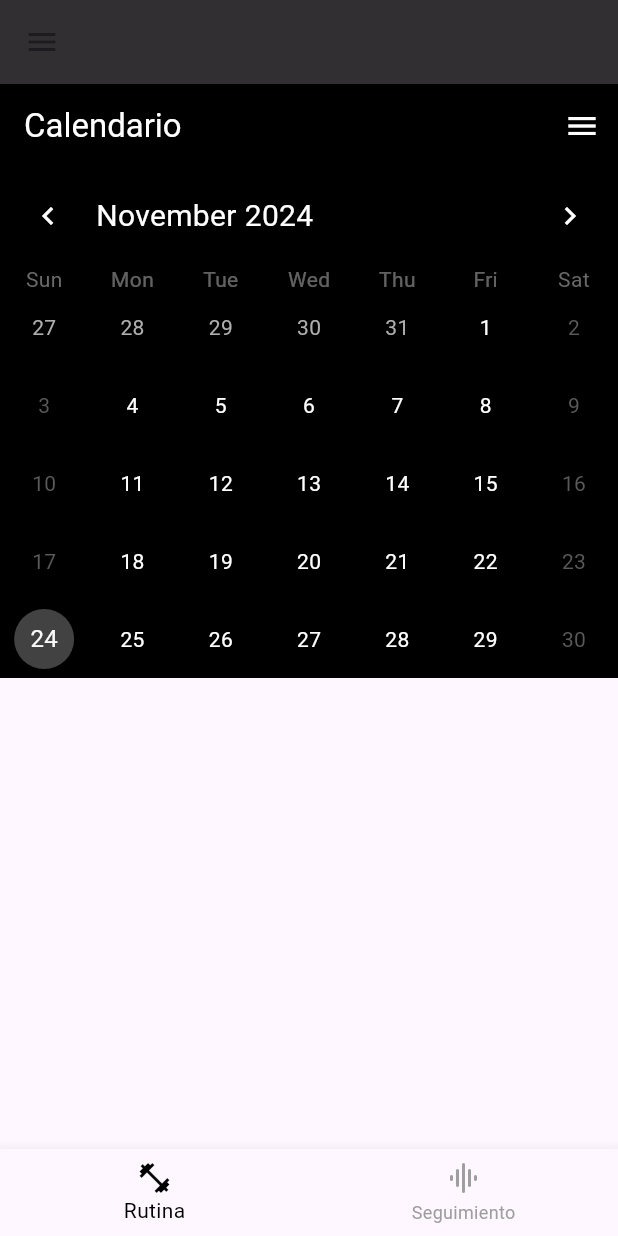
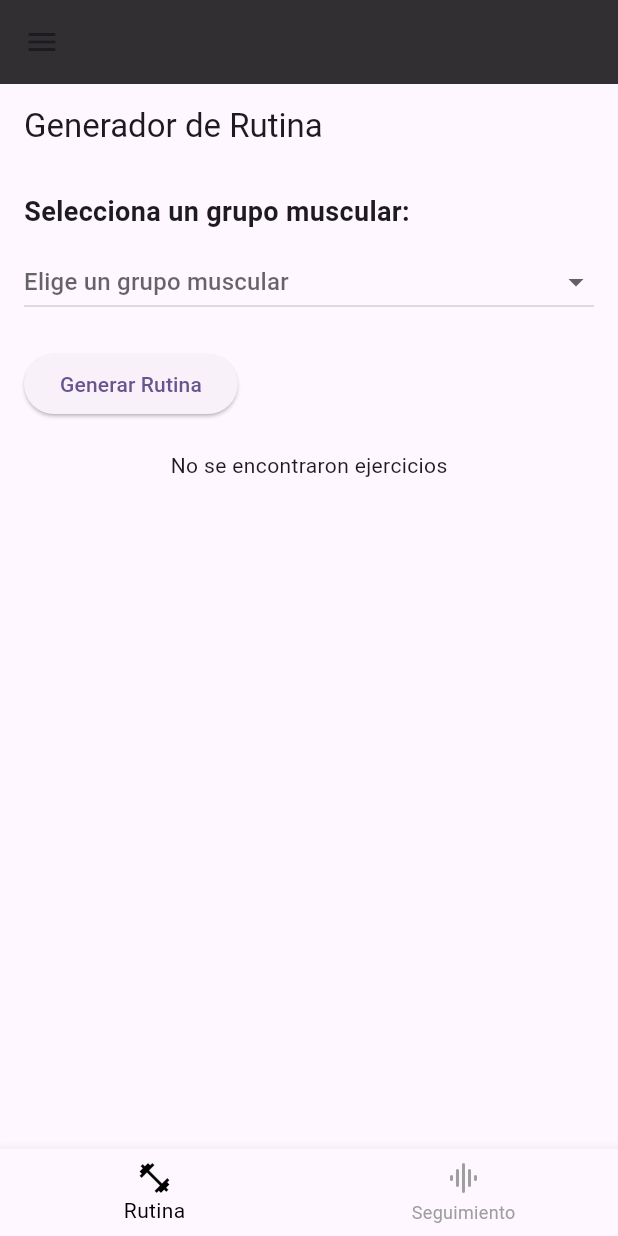
Before and after one commit to edissonchamorroc/golden_age, a Flutter app: the NavigationBarPage screen opened directly, on a phone screen of 412 x 824 dp. Run offline on Flutter 3.47's test engine with Material 3 defaults, Android fonts, the phone set to English and light mode, and no system bars; drawn by our look-alikes of table_calendar; our stand-ins replace cloud_firestore, firebase_auth, firebase_core, firebase_crashlytics, shared_preferences; accounts and stored records are empty.

Commit message:
Se desarrolla pagina para mostrar rutinas autogeneradas. Se construya metodo en servicio firebase api

```diff
--- /dev/null
+++ b/golden_age/lib/models/Exercise.dart
@@ -0,0 +1,49 @@
+class Exercise {
+  final String name;
+  final String muscleGroup;
+  final String nivel;
+  final int? repetitions;
+  final int? series;
+  final double? weight;
+  final int? restTime;
+  final String description;
+
+  Exercise({
+    required this.name,
+    required this.muscleGroup,
+    required this.nivel,
+    this.repetitions,
+    this.series,
+    this.weight,
+    this.restTime,
+    required this.description,
+  });
+
+  factory Exercise.fromJson(Map<String, dynamic> json) {
+
+    return Exercise(
+      name: json['name'] ?? 'Sin nombre',
+      muscleGroup:json['muscleGroup']?? 'Sin grupo muscular',
+      nivel: json['nivel'] ?? 'Sin nivel',
+      repetitions: json['repetitions'],
+      series: json['series'],
+      weight: (json['weight'] as num?)?.toDouble(),
+      restTime: json['restTime'],
+      description: json['description'] ?? 'Sin descripcion',
+    );
+  }
+
+  Map<String, dynamic> toJson() {
+    return {
+      'name': name,
+      'muscleGroup':muscleGroup,
+      'nivel': nivel,
+      'repetitions': repetitions,
+      'series': series,
+      'weight': weight,
+      'restTime': restTime,
+      'description': description,
+    };
+  }
+
+}
--- a/golden_age/lib/models/golden_user.dart
+++ b/golden_age/lib/models/golden_user.dart
@@ -1,91 +1,72 @@
 class GoldenUser {
-  var _uid;
-  var _name;
-  var _email;
-  var _password;
-  var _genre;
-  var _expertise;
-  var _objetive;
-  var _bornDate;
-  var _weight;
+  String _uid;
+  String _name;
+  String _genre;
+  String _expertise;
+  String _objective;
+  String _bornDate;
+  String _weight;
+  String _email="";
+  String _password="";
 
-  GoldenUser(this._uid, this._name, this._email, this._password, this._genre,
-      this._expertise, this._objetive, this._bornDate, this._weight);
+  GoldenUser(
+    this._uid,
+    this._name,
+    this._genre,
+    this._expertise,
+    this._objective,
+    this._bornDate,
+    this._weight,
+  );
 
-  get uid => _uid;
+  String get uid => _uid;
+  set uid(String value) => _uid = value;
 
-  set uid(value) {
-    _uid = value;
-  }
+  String get name => _name;
+  set name(String value) => _name = value;
 
-  get name => _name;
+  String get genre => _genre;
+  set genre(String value) => _genre = value;
 
-  set name(value) {
-    _name = value;
-  }
+  String get expertise => _expertise;
+  set expertise(String value) => _expertise = value;
 
-  get genre => _genre;
+  String get objective => _objective;
+  set objective(String value) => _objective = value;
 
-  set genre(value) {
-    _genre = value;
-  }
+  String get bornDate => _bornDate;
+  set bornDate(String value) => _bornDate = value;
 
-  get password => _password;
+  String get weight => _weight;
+  set weight(String value) => _weight = value;
 
-  set password(value) {
-    _password = value;
-  }
+  String get email => _email;
+  set email(String value) => _email = value;
 
-  get email => _email;
-
-  set email(value) {
-    _email = value;
-  }
-
-  get expertise => _expertise;
-
-  set expertise(value) {
-    _expertise = value;
-  }
-
-  get target => _objetive;
-
-  set target(value) {
-    _objetive = value;
-  }
-
-  get bornDate => _bornDate;
-
-  set bornDate(value) {
-    _bornDate = value;
-  }
-
-  get weight => _weight;
-
-  set weight(value) {
-    _weight = value;
-  }
+  String get password => _password;
+  set password(String value) => _password = value;
 
   Map<String, dynamic> toMap() {
     return {
       'uid': _uid,
       'name': _name,
-      'email': _email,
-      'password': _password,
       'genre': _genre,
       'expertise': _expertise,
-      'objetive': _objetive,
+      'objective': _objective,
       'bornDate': _bornDate,
-      'progress': getProgress()
+      'weight': _weight,
     };
   }
 
-  Map<String, dynamic> getProgress() {
-    return {
-      'weight': _weight,
-      'benchPressRM': 0,
-      'squatRM': 0,
-      'deadliftRM': 0,
-    };
+  factory GoldenUser.fromMap(Map<String, dynamic> data) {
+    return GoldenUser(
+      data['uid'] as String,
+      data['name'] as String,
+      data['genre'] as String,
+      data['expertise'] as String,
+      data['objective'] as String,
+      data['bornDate'] as String,
+      data['weight'] as String,
+    );
   }
 }
--- a/golden_age/lib/pages/rutina_page.dart
+++ b/golden_age/lib/pages/rutina_page.dart
@@ -1,37 +1,59 @@
 import 'package:flutter/material.dart';
-import 'package:table_calendar/table_calendar.dart';
-import 'create_routine_page.dart';
+import 'package:golden_age/models/Exercise.dart';
+import 'package:golden_age/repository/firebase_api.dart';
 
 class RutinaPage extends StatefulWidget {
-  const RutinaPage({super.key});
+  const RutinaPage({Key? key}) : super(key: key);
 
   @override
   State<RutinaPage> createState() => _RutinaPageState();
 }
 
 class _RutinaPageState extends State<RutinaPage> {
-  final CalendarFormat _calendarFormat = CalendarFormat.month;
-  DateTime _focusedDay = DateTime.now();
-  DateTime? _selectedDay;
+  final FirebaseApi _firebaseService = FirebaseApi();
+  String? selectedMuscleGroup;
+  String? selectedLevel;
+  List<Exercise> exercises = [];
+  bool isLoading = false;
 
-  // Función para manejar las opciones seleccionadas en el menú desplegable.
-  void _handleMenuOption(String option) {
-    switch (option) {
-      case 'Generar rutina automática':
-        // Acción para generar una rutina automática.
-        print('Generar rutina automática');
-        break;
-      case 'Crear nueva rutina':
-        // Acción para crear una nueva rutina.
-        Navigator.push(
-          context,
-          MaterialPageRoute(builder: (context) => CreateRoutinePage()),
+  final List<String> muscleGroups = [
+    'Pecho',
+    'Espalda',
+    'Piernas',
+    'Brazos',
+    'Hombros',
+    'Abdominales',
+  ];
+
+
+  Future<void> fetchExercises() async {
+    if (selectedMuscleGroup == null) {
+      ScaffoldMessenger.of(context).showSnackBar(
+        const SnackBar(content: Text('Selecciona un grupo muscular y nivel')),
       );
-        break;
-      case 'Modificar rutina actual':
-        // Acción para modificar la rutina actual.
-        print('Modificar rutina actual');
-        break;
+      return;
+    }
+
+    setState(() {
+      isLoading = true;
+    });
+
+    try {
+      List<Exercise>? fetchedExercises = await _firebaseService.fetchExercises(
+        selectedMuscleGroup!
+      );
+
+      setState(() {
+        exercises = fetchedExercises!;
+        isLoading = false;
+      });
+    } catch (e) {
+      setState(() {
+        isLoading = false;
+      });
+      ScaffoldMessenger.of(context).showSnackBar(
+        SnackBar(content: Text('Error al obtener ejercicios: $e')),
+      );
     }
   }
 
@@ -39,78 +61,72 @@ class _RutinaPageState extends State<RutinaPage> {
   Widget build(BuildContext context) {
     return Scaffold(
       appBar: AppBar(
+        title: const Text('Generador de Rutina'),
+      ),
+      body: Padding(
+        padding: const EdgeInsets.all(16.0),
+        child: Column(
+          crossAxisAlignment: CrossAxisAlignment.start,
+          children: [
+            const Text(
+              'Selecciona un grupo muscular:',
+              style: TextStyle(fontSize: 18, fontWeight: FontWeight.bold),
+            ),
+            const SizedBox(height: 10),
+            DropdownButton<String>(
+              value: selectedMuscleGroup,
+              items: muscleGroups.map((muscle) {
+                return DropdownMenuItem(
+                  value: muscle,
+                  child: Text(muscle),
+                );
+              }).toList(),
+              onChanged: (value) {
+                setState(() {
+                  selectedMuscleGroup = value;
+                });
+              },
+              hint: const Text('Elige un grupo muscular'),
+              isExpanded: true,
+            ),
+            const SizedBox(height: 20),
+            ElevatedButton(
+              onPressed: fetchExercises,
+              child: const Text('Generar Rutina'),
+            ),
+            const SizedBox(height: 20),
+            isLoading
+                ? const Center(child: CircularProgressIndicator())
+                : exercises.isEmpty
+                    ? const Center(child: Text('No se encontraron ejercicios'))
+                    : Expanded(
+                        child: ListView.builder(
+                          itemCount: exercises.length,
+                          itemBuilder: (context, index) {
+                            final exercise = exercises[index];
+                            return Card(
+                              margin: const EdgeInsets.symmetric(vertical: 8),
+                              child: ListTile(
                                 title: Text(
-          "Calendario",
-          style: TextStyle(color: Colors.white),
+                                  exercise.name,
+                                  style: const TextStyle(
+                                    fontWeight: FontWeight.bold,
                                   ),
-        backgroundColor: Colors.black,
-        // Menú desplegable en la parte superior derecha del AppBar.
-        actions: [
-          PopupMenuButton<String>(
-            icon: Icon(Icons.menu, color: Colors.white), // Ícono del menú.
-            onSelected: _handleMenuOption, // Acción al seleccionar una opción.
-            itemBuilder: (BuildContext context) => [
-              PopupMenuItem(
-                value:
-                    'Generar rutina automática', // Identificador de la opción.
-                child: Text('Generar rutina automática'), // Texto mostrado.
                                 ),
-              PopupMenuItem(
-                value: 'Crear nueva rutina', // Identificador de la opción.
-                child: Text('Crear nueva rutina'), // Texto mostrado.
+                                subtitle: Text(
+                                  'Repeticiones: ${exercise.repetitions}\n'
+                                  'Peso: ${exercise.weight} kg\n'
+                                  'Descanso: ${exercise.restTime} seg\n'
+                                  'Descripción: ${exercise.description}',
                                 ),
-              PopupMenuItem(
-                value: 'Modificar rutina actual', // Identificador de la opción.
-                child: Text('Modificar rutina actual'), // Texto mostrado.
+                              ),
+                            );
+                          },
+                        ),
                       ),
           ],
         ),
-        ],
       ),
-      body: Container(
-          color: Colors.black,
-          child: TableCalendar(
-            focusedDay: _focusedDay,
-            firstDay: DateTime.utc(
-              2020,
-              1,
-              1,
-            ),
-            lastDay: DateTime.utc(2030, 12, 31),
-            calendarFormat: _calendarFormat,
-            selectedDayPredicate: (day) => isSameDay(_selectedDay, day),
-            onDaySelected: (selectedDay, focusedDay) {
-              setState(() {
-                _selectedDay = selectedDay;
-                _focusedDay = focusedDay;
-              });
-            },
-            onFormatChanged: (focusedDay) {
-              _focusedDay = focusedDay as DateTime;
-            },
-            calendarStyle: CalendarStyle(
-              defaultTextStyle: TextStyle(color: Colors.white),
-              //weekendTextStyle: TextStyle(color: Colors.white),
-              selectedDecoration: BoxDecoration(
-                color: Colors.grey[700],
-                shape: BoxShape.circle,
-              ),
-              todayDecoration: BoxDecoration(
-                color: Colors.grey[800],
-                shape: BoxShape.circle,
-              ),
-            ),
-            daysOfWeekStyle:
-                DaysOfWeekStyle(weekdayStyle: TextStyle(color: Colors.white38)),
-            headerStyle: HeaderStyle(
-              formatButtonVisible: false,
-              titleTextStyle: TextStyle(color: Colors.white, fontSize: 20),
-              leftChevronIcon: Icon(Icons.chevron_left, color: Colors.white),
-              rightChevronIcon: Icon(Icons.chevron_right, color: Colors.white),
-              decoration:
-                  BoxDecoration(color: Colors.black), // Fondo del header
-            ),
-          )),
     );
   }
 }
--- a/golden_age/pubspec.yaml
+++ b/golden_age/pubspec.yaml
@@ -43,6 +43,7 @@ dependencies:
   firebase_crashlytics: ^4.1.3
   firebase_performance: ^0.10.0+8
   cloud_firestore: ^5.4.4
+  shared_preferences: ^2.0.17
 
 dev_dependencies:
   flutter_test:
```
Also changed, not shown: golden_age/lib/pages/register_page.dart (+5 -5 lines), golden_age/lib/repository/firebase_api.dart (+65 -2 lines). Lines whose indentation alone changed are shown as unchanged.
